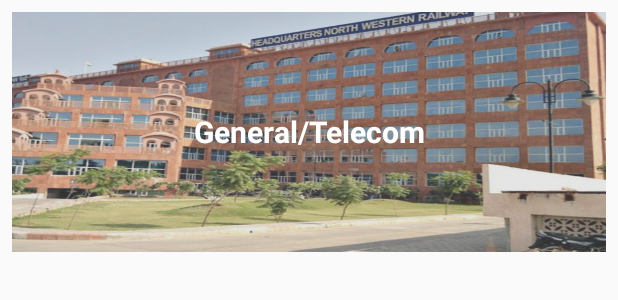
After one commit to Jai-Pal-Singh/SIM, an Android app: the layout gears.xml on its own in the app's theme, with its tools: preview values and no code run, on a phone screen of 412 x 824 dp. The commit adds this screen. Shown: the top 300 px of the screen. Run offline under Robolectric (Android 15) with nearby library versions, the phone set to English and light mode, and no system bars.

Commit message:
gear activity created

```diff
--- a/app/src/main/AndroidManifest.xml
+++ b/app/src/main/AndroidManifest.xml
@@ -32,6 +32,10 @@
                 <!--<category android:name="android.intent.category.LAUNCHER" />-->
             <!--</intent-filter>-->
         </activity>
+        <activity android:name="com.android_developer.jaipal.sim.Gears"
+            android:screenOrientation="portrait"
+            android:label="@string/title_activity_main">
+        </activity>
     </application>
 
 </manifest>
--- /dev/null
+++ b/app/src/main/res/layout/gears.xml
@@ -0,0 +1,41 @@
+<?xml version="1.0" encoding="utf-8"?>
+<RelativeLayout xmlns:android="http://schemas.android.com/apk/res/android"
+    xmlns:app="http://schemas.android.com/apk/res-auto"
+    android:layout_width="match_parent"
+    android:layout_height="match_parent"
+    xmlns:tools="http://schemas.android.com/tools"
+    android:background="?android:attr/selectableItemBackground"
+    android:padding="8dp">
+
+
+    <ImageView
+        android:id="@+id/imageView"
+        android:layout_width="wrap_content"
+        android:layout_height="160dp"
+        android:layout_alignParentStart="true"
+        android:layout_alignParentTop="true"
+        android:contentDescription="@string/general"
+        android:scaleType="fitXY"
+        app:srcCompat="@drawable/general_telecom" />
+
+    <ImageView
+        android:layout_width="match_parent"
+        android:layout_height="160dp"
+        android:alpha="0.3"
+        android:background="@android:color/darker_gray"
+        android:contentDescription="@string/tile" />
+
+    <TextView
+        android:id="@+id/textView"
+        android:layout_width="match_parent"
+        android:layout_height="160dp"
+        android:layout_alignParentStart="true"
+        android:layout_alignParentTop="true"
+        android:gravity="center"
+        android:text="@string/general_telecom"
+        android:textAlignment="center"
+        android:textColor="@android:color/background_light"
+        android:textSize="20sp"
+        android:textStyle="bold" />
+
+</RelativeLayout>
--- a/app/src/main/res/values/strings.xml
+++ b/app/src/main/res/values/strings.xml
@@ -4,4 +4,15 @@
     <string name="app_short_name">SIM</string>
     <string name="nwrlogo">nwrlogo</string>
     <string name="division_name">Division</string>
+    <string name="date_of_inspection">Date of Inspection</string>
+    <string name="enter_date_of_inspection">Enter Date of Inspection</string>
+    <string name="station_code">Station Code</string>
+    <string name="enter_station_code">Enter Station Code</string>
+    <string name="inspecting_authority">Inspecting Authority</string>
+    <string name="officer_name">Officer Name</string>
+    <string name="officer_designation">Officer Designation</string>
+    <string name="proceed">Proceed</string>
+    <string name="general">general</string>
+    <string name="general_telecom">General/Telecom</string>
+    <string name="tile">tile</string>
 </resources>
```
Also changed, not shown: app/src/main/java/com/android_developer/jaipal/sim/Gears.java (added, +18 -0 lines), app/src/main/java/com/android_developer/jaipal/sim/MainActivity.java (+15 -0 lines), app/src/main/res/layout-port/activity_main.xml (+12 -10 lines).
